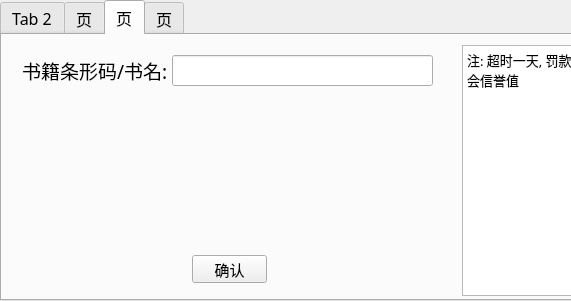
Above: LRY的图书管理系统/untitled.ui from Food-007/LRY_library before the change; both pictures show x 0 to 571 and y 0 to 301 of the 1181 by 301 pixel window. Below: the same form after it.
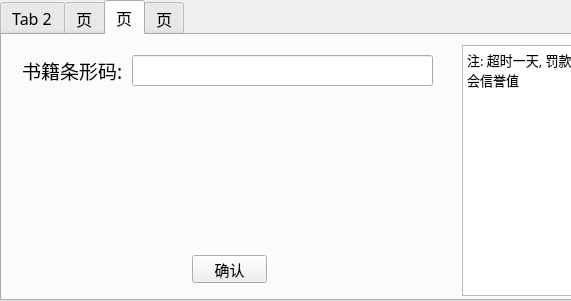
That is the form after the change. The open tabs and pages were chosen to show the change.

The edit to the form file:
```diff
--- a/LRY的图书管理系统/untitled.ui
+++ b/LRY的图书管理系统/untitled.ui
@@ -198,7 +198,7 @@
       <rect>
        <x>20</x>
        <y>20</y>
-       <width>151</width>
+       <width>101</width>
        <height>31</height>
       </rect>
      </property>
@@ -209,15 +209,15 @@
       </font>
      </property>
      <property name="text">
-      <string>书籍条形码/书名:</string>
+      <string>书籍条形码:</string>
      </property>
     </widget>
     <widget class="QLineEdit" name="lineEdit_2">
      <property name="geometry">
       <rect>
-       <x>170</x>
+       <x>130</x>
        <y>20</y>
-       <width>261</width>
+       <width>301</width>
        <height>31</height>
       </rect>
      </property>
```
Left out of the diff: 8 changed lines with no effect on the pictures.
